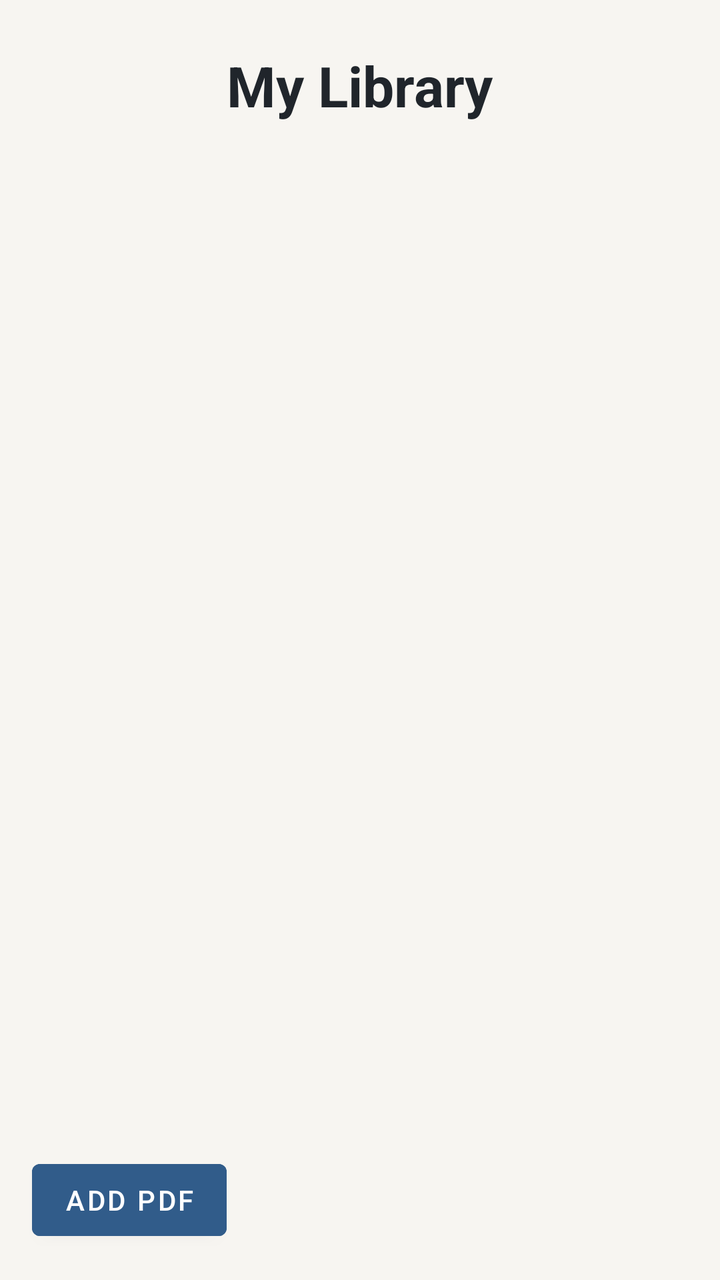
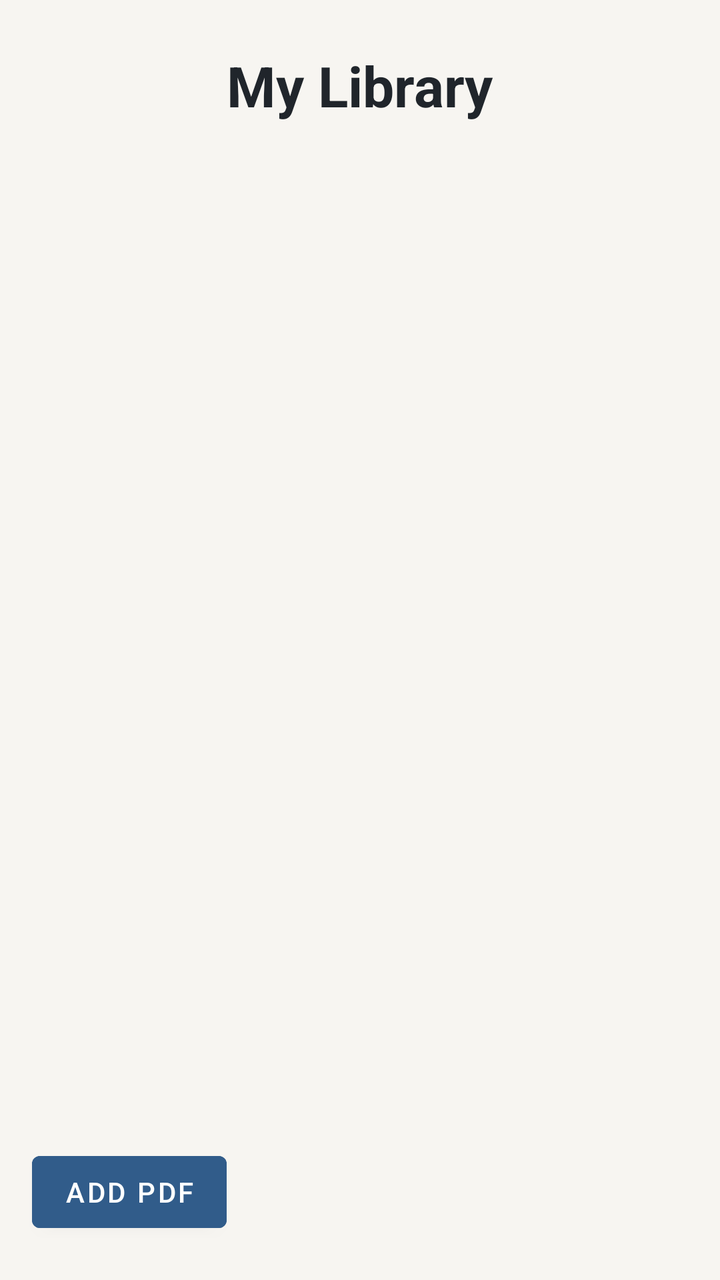

An Android layout rendered at two revisions. The XML below is the earlier revision; the diff shows what the commit changed to produce the second picture.
<!-- AndroidManifest.xml: application theme Theme.MindsetReader -->
<!-- res/layout/activity_library.xml -->
<?xml version="1.0" encoding="utf-8"?>
<LinearLayout xmlns:android="http://schemas.android.com/apk/res/android"
    android:orientation="vertical"
    android:layout_width="match_parent"
    android:layout_height="match_parent"
    android:background="@color/background">

    <TextView
        android:layout_width="wrap_content"
        android:layout_height="wrap_content"
        android:text="@string/library_title"
        android:textSize="28sp"
        android:textStyle="bold"
        android:textColor="@color/text_primary"
        android:layout_gravity="center_horizontal"
        android:layout_marginTop="24dp" />

    <ScrollView
        android:layout_width="match_parent"
        android:layout_height="0dp"
        android:layout_weight="1"
        android:layout_marginTop="16dp">

        <LinearLayout
            android:id="@+id/pdfLibraryContainer"
            android:layout_width="match_parent"
            android:layout_height="wrap_content"
            android:orientation="vertical" />

    </ScrollView>

    <Button
        android:id="@+id/addPdfButton"
        android:layout_width="wrap_content"
        android:layout_height="wrap_content"
        android:layout_margin="16dp"
        android:text="@string/add_pdf"
        android:textColor="@color/white"
        android:backgroundTint="@color/primary" />

</LinearLayout>
<!-- resources referenced by this layout -->
<resources>
  <color name="background">#F7F5F1</color>
  <color name="primary">#315C8A</color>
  <color name="text_primary">#20252B</color>
  <color name="white">#FFFFFFFF</color>
  <string name="add_pdf">Add PDF</string>
  <string name="library_title">My Library</string>
  <style name="Theme.MindsetReader" parent="Theme.MaterialComponents.DayNight.DarkActionBar">
  
          <item name="colorPrimary">@color/primary</item>
          <item name="colorPrimaryVariant">@color/primary_dark</item>
          <item name="colorOnPrimary">@color/white</item>
  
          <item name="colorSecondary">@color/primary_light</item>
          <item name="colorSecondaryVariant">@color/primary</item>
          <item name="colorOnSecondary">@color/black</item>
  
          <item name="android:statusBarColor">?attr/colorPrimaryVariant</item>
  
      </style>
  <color name="primary_dark">#234568</color>
  <color name="primary_light">#DCE9F5</color>
  <color name="black">#FF000000</color>
</resources>

<!-- the commit's change to res/layout/activity_library.xml (unified diff, before → after) -->
@@ -33,7 +33,10 @@
         android:id="@+id/addPdfButton"
         android:layout_width="wrap_content"
         android:layout_height="wrap_content"
-        android:layout_margin="16dp"
+        android:layout_marginStart="16dp"
+        android:layout_marginTop="12dp"
+        android:layout_marginEnd="16dp"
+        android:layout_marginBottom="20dp"
         android:text="@string/add_pdf"
         android:textColor="@color/white"
         android:backgroundTint="@color/primary" />
